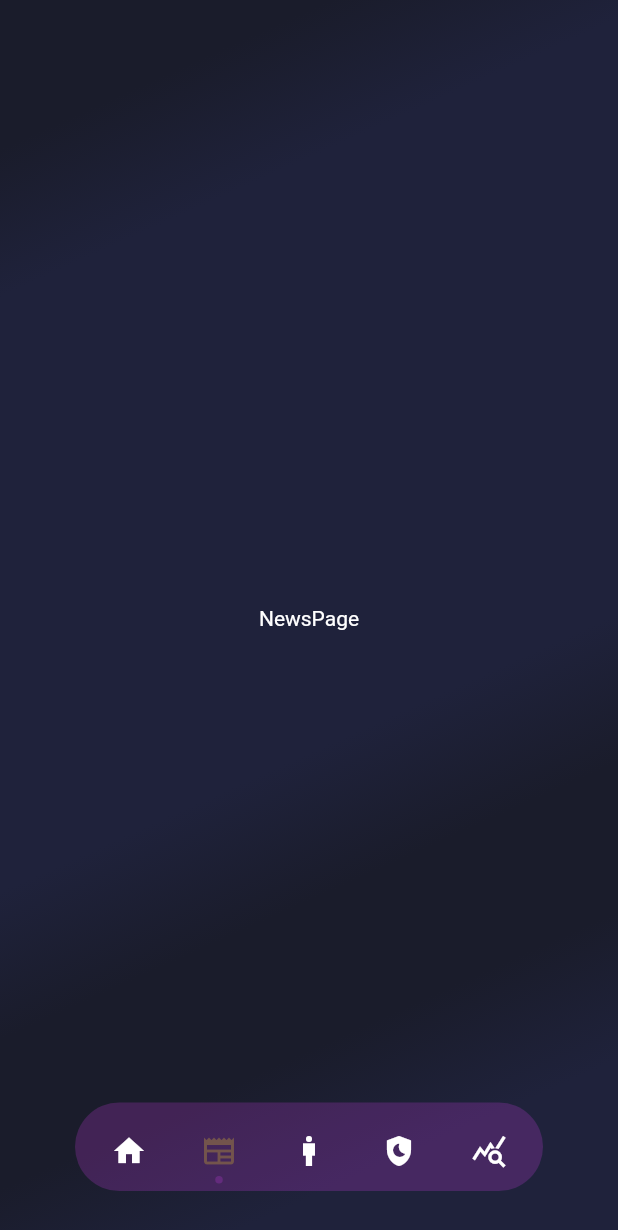
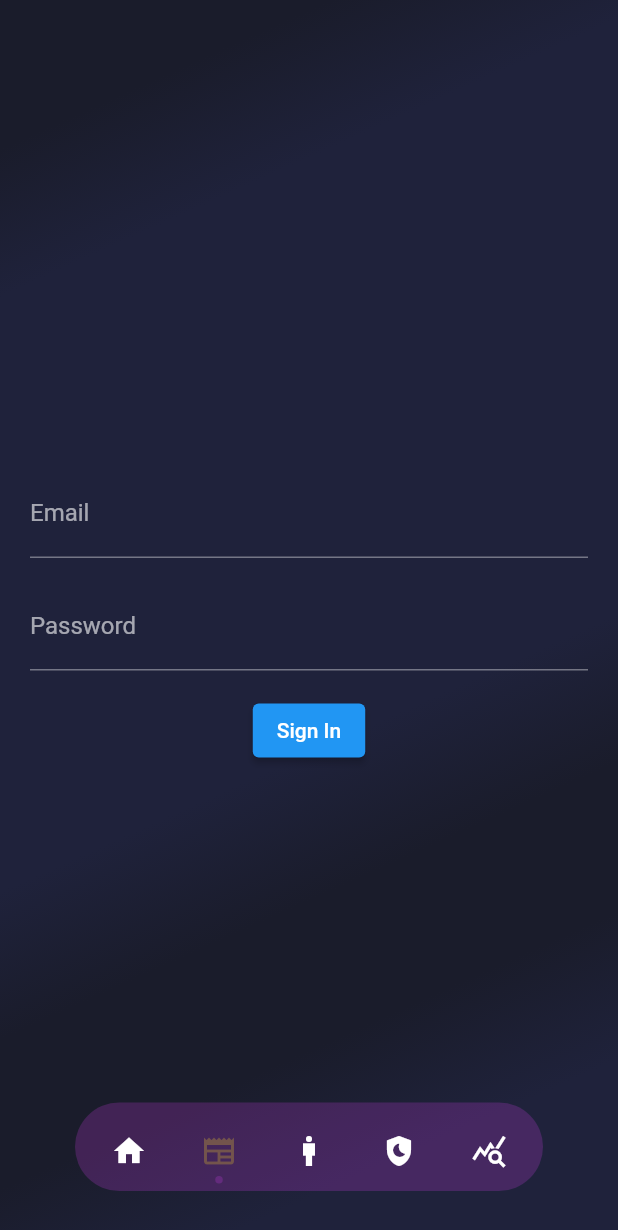
Before and after one commit to Sleepycatcher/sleepycatcher_app, a Flutter app: the screen it shows after launch, swiped to page 2, on a phone screen of 412 x 824 dp. Shown: the top 1230 px of the screen. Run offline on Flutter 3.47's test engine with Material 2 defaults, Android fonts, the light colour scheme and no system bars; drawn by our look-alikes of dot_navigation_bar; our stand-ins replace google_fonts.

Commit message:
page auth et login fonctionnelle

```diff
--- /dev/null
+++ b/lib/pages/auth/login.dart
@@ -0,0 +1,107 @@
+import 'package:flutter/material.dart';
+
+import 'package:http/http.dart' as http;
+import 'package:sleepycatcher/pages/auth/register.dart';
+import '../../model/User.dart';
+import 'dart:developer' as developer;
+
+
+class LoginPage extends StatefulWidget {
+  const LoginPage({Key? key}) : super(key: key);
+
+  @override
+  _LoginPageState createState() => _LoginPageState();
+}
+
+class _LoginPageState extends State<LoginPage> {
+  final _formKey = GlobalKey<FormState>();
+  final _emailController = TextEditingController();
+  final _passwordController = TextEditingController();
+
+  @override
+  void dispose() {
+    _emailController.dispose();
+    _passwordController.dispose();
+    super.dispose();
+  }
+
+  @override
+  Widget build(BuildContext context) {
+    return Container(
+      padding: const EdgeInsets.all(20),
+      child: Form(
+        key: _formKey,
+        child: Column(
+          mainAxisAlignment: MainAxisAlignment.center,
+          children: [
+            TextFormField(
+              controller: _emailController,
+              keyboardType: TextInputType.emailAddress,
+              decoration: const InputDecoration(
+                labelText: 'Email',
+              ),
+              validator: (value) {
+                if (value == null || value.isEmpty) {
+                  return 'Please enter your email address';
+                }
+                if (!value.contains('@')) {
+                  return 'Please enter a valid email address';
+                }
+                return null;
+              },
+            ),
+            const SizedBox(height: 16),
+            TextFormField(
+              controller: _passwordController,
+              obscureText: true,
+              decoration: const InputDecoration(
+                labelText: 'Password',
+              ),
+              validator: (value) {
+                if (value == null || value.isEmpty) {
+                  return 'Please enter your password';
+                }
+                if (value.length < 8) {
+                  return 'Password must be at least 8 characters';
+                }
+                return null;
+              },
+            ),
+            const SizedBox(height: 16),
+            ElevatedButton(
+              onPressed: () async {
+                developer.log('press buttom');
+                if (_formKey.currentState!.validate()) {
+                  // Submit form
+                  // Call your authentication API here
+                  User user = User(
+                    username:  _emailController.text,
+                    email:  _emailController.text,
+                    password: _passwordController.text,
+                  );
+                 // http.Response response = login(user) as http.Response;
+
+                  final response = await authService.login(user);
+                  if(response != null) {
+                    // si l'incription est valide
+                    ScaffoldMessenger.of(context).showSnackBar(
+                      SnackBar(content: Text(response.body)),
+                      // enregistrement du JWT dans l'app
+                    );
+                  } else {
+                    // si l'incription non valide
+                    ScaffoldMessenger.of(context).showSnackBar(
+                      SnackBar(content: Text('Erreur veuillez réessayer')),
+                    );
+                  }
+                }
+              },
+              child: const Text('Sign In'),
+            ),
+          ],
+        ),
+      ),
+    );
+
+  }
+}
--- a/lib/widget/router.dart
+++ b/lib/widget/router.dart
@@ -1,5 +1,6 @@
 import 'package:flutter/material.dart';
 import 'package:dot_navigation_bar/dot_navigation_bar.dart';
+import 'package:sleepycatcher/pages/auth/login.dart';
 import 'package:sleepycatcher/pages/news/news.dart';
 import 'package:sleepycatcher/pages/record/record.dart';
 import 'package:sleepycatcher/pages/statistics/statistics.dart';
@@ -60,8 +61,9 @@ class _RouterAppState extends State<RouterApp> {
           onPageChanged: _handleIndexChanged,
           children: const<Widget> [
             HomePage(),
-            NewsPage(),
+            //NewsPage(),
             //ProfilePage(),
+            LoginPage(),
             RegisterPage(),
             RecordPage(),
             StatisticsPage(),
```
Also changed, not shown: lib/pages/auth/register.dart (+19 -3 lines), lib/services/authService.dart (added, +45 -0 lines).
